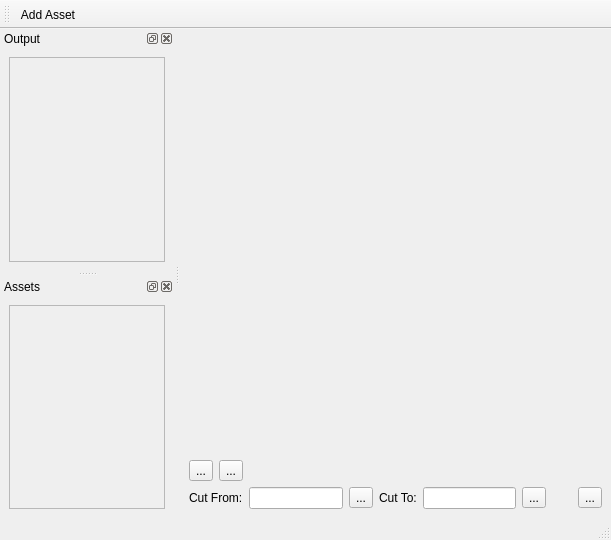
The window that dieschere/main.ui (ralsina/24-hour-apps) describes before a commit, drawn with Qt 5.
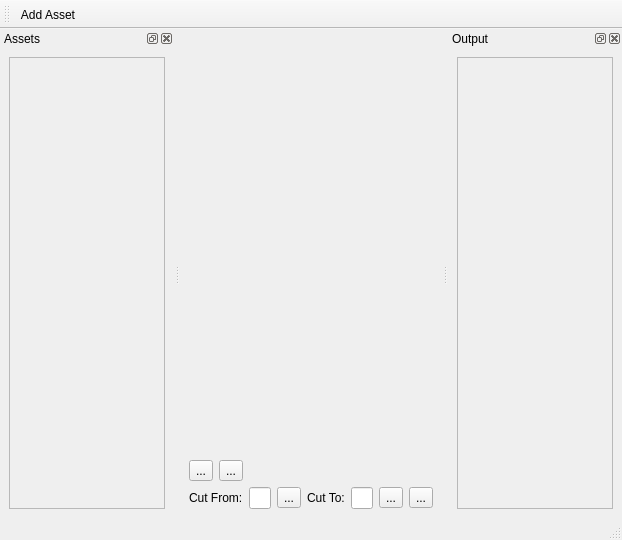
The same window after the commit. Icons and pictures are not drawn. Custom widgets are drawn as their Qt base class.

What changed in the file:
```diff
--- a/dieschere/main.ui
+++ b/dieschere/main.ui
@@ -184,7 +184,7 @@
     <string>Output</string>
    </property>
    <attribute name="dockWidgetArea">
-    <number>1</number>
+    <number>2</number>
    </attribute>
    <widget class="QWidget" name="dockWidgetContents">
     <layout class="QVBoxLayout" name="verticalLayout_4">
@@ -217,7 +217,7 @@
           <x>0</x>
           <y>0</y>
           <width>152</width>
-          <height>179</height>
+          <height>407</height>
          </rect>
         </property>
         <layout class="QHBoxLayout" name="horizontalLayout_5">
@@ -272,7 +272,7 @@
           <x>0</x>
           <y>0</y>
           <width>152</width>
-          <height>179</height>
+          <height>407</height>
          </rect>
         </property>
         <layout class="QHBoxLayout" name="horizontalLayout_4">
```
Left out of the diff: 9 changed lines with no effect on the pictures.
